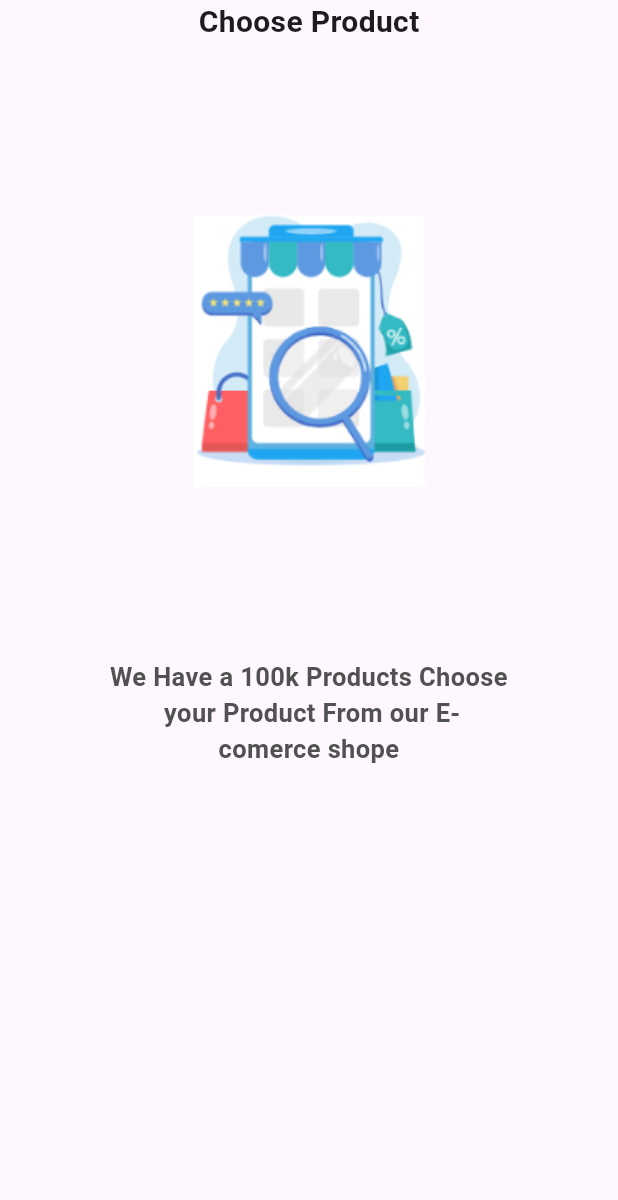
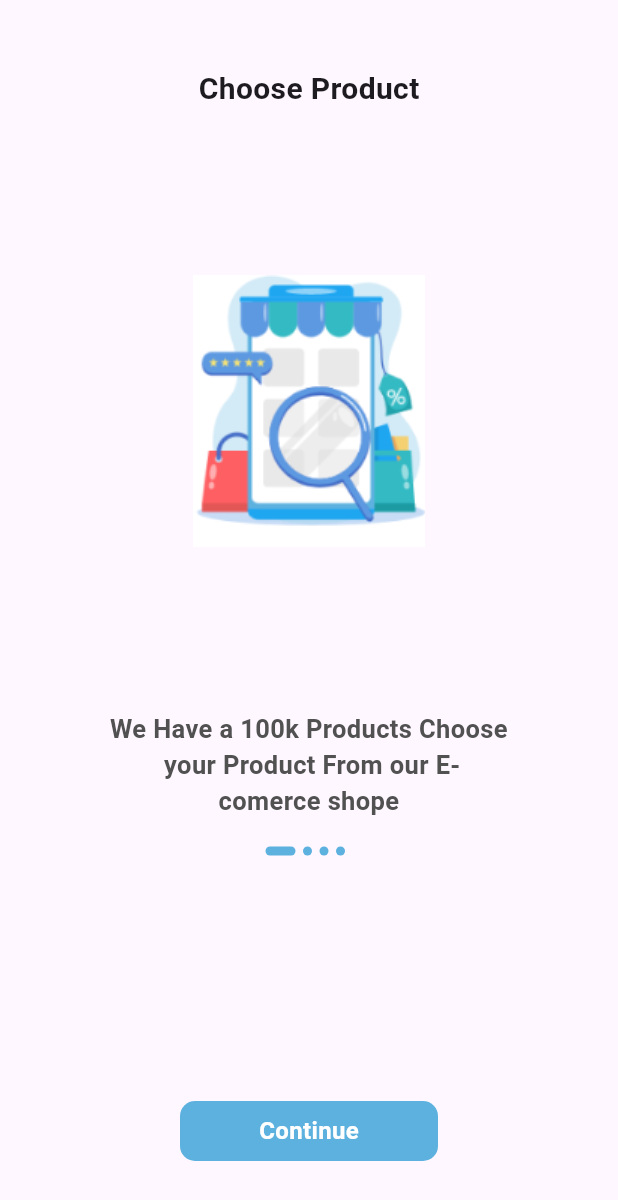
Before and after one commit to OBADA-ALNAASAN/ecommerce-app, a Flutter app: the screen it shows after launch, on a phone screen of 412 x 824 dp. Shown: the top 1200 px of the screen. Run offline on Flutter 3.47's test engine with Material 3 defaults, Android fonts, the phone set to English and light mode, and no system bars; our stand-ins replace get.

Commit message:
on boarding screen done

```diff
--- /dev/null
+++ b/lib/controller/onbordin_controller.dart
@@ -0,0 +1,38 @@
+import 'package:ecommerce_app/core/constant/app_routes.dart';
+import 'package:ecommerce_app/data/datasource/static/static.dart';
+import 'package:flutter/material.dart';
+import 'package:get/get.dart';
+
+abstract class AbsOnbordinController extends GetxController {
+  next();
+  onPageChanged(int index);
+}
+
+class OnbordingController extends AbsOnbordinController {
+  int currentPage = 0;
+  late PageController pageController;
+  @override
+  next() {
+    currentPage++;
+
+    if (currentPage > onBoardingList.length - 1) {
+      Get.offAllNamed(AppRoutes.login);
+    } else {
+      pageController.animateToPage(currentPage,
+          duration: Duration(milliseconds: 900), curve: Curves.easeInOut);
+    }
+    update();
+  }
+
+  @override
+  onPageChanged(int index) {
+    currentPage = index;
+    update();
+  }
+
+  @override
+  void onInit() {
+    pageController = PageController();
+    super.onInit();
+  }
+}
--- /dev/null
+++ b/lib/core/constant/app_routes.dart
@@ -0,0 +1,3 @@
+class AppRoutes {
+  static const String login = 'login';
+}
--- a/lib/core/constant/color.dart
+++ b/lib/core/constant/color.dart
@@ -2,4 +2,5 @@ import 'package:flutter/material.dart';
 
 class AppColor {
   static const Color grey = Color(0xff515151);
+  static const Color primaryColor = Color(0xff5DB1DF);
 }
--- a/lib/main.dart
+++ b/lib/main.dart
@@ -1,3 +1,4 @@
+import 'package:ecommerce_app/routes.dart';
 import 'package:ecommerce_app/view/screen/on_boarding_screen.dart';
 import 'package:flutter/material.dart';
 import 'package:get/get.dart';
@@ -14,6 +15,7 @@ class MyApp extends StatelessWidget {
     return GetMaterialApp(
       debugShowCheckedModeBanner: false,
       home: OnBoardingScreen(),
+      routes: routes,
     );
   }
 }
--- /dev/null
+++ b/lib/routes.dart
@@ -0,0 +1,7 @@
+import 'package:ecommerce_app/core/constant/app_routes.dart';
+import 'package:ecommerce_app/view/screen/auth/login_screen.dart';
+import 'package:flutter/material.dart';
+
+Map<String, Widget Function(BuildContext)> routes = {
+  AppRoutes.login:(context)=>LoginScreen(),
+};
--- /dev/null
+++ b/lib/view/screen/auth/login_screen.dart
@@ -0,0 +1,10 @@
+import 'package:flutter/material.dart';
+
+class LoginScreen extends StatelessWidget {
+  const LoginScreen({super.key});
+
+  @override
+  Widget build(BuildContext context) {
+    return SafeArea(child: Scaffold(),);
+  }
+}
--- a/lib/view/screen/on_boarding_screen.dart
+++ b/lib/view/screen/on_boarding_screen.dart
@@ -1,44 +1,39 @@
-import 'package:ecommerce_app/core/constant/color.dart';
-import 'package:ecommerce_app/data/datasource/static/static.dart';
+import 'package:ecommerce_app/controller/onbordin_controller.dart';
+import 'package:ecommerce_app/view/widget/onboarding/custombotton.dart';
+import 'package:ecommerce_app/view/widget/onboarding/customslider.dart';
+import 'package:ecommerce_app/view/widget/onboarding/dotcontroller.dart';
 import 'package:flutter/material.dart';
+import 'package:get/get.dart';
 
 class OnBoardingScreen extends StatelessWidget {
   const OnBoardingScreen({super.key});
 
   @override
   Widget build(BuildContext context) {
+    Get.put(OnbordingController());
     return SafeArea(
       child: Scaffold(
-        body: PageView.builder(
-          clipBehavior: Clip.none,
-          itemCount: onBoardingList.length,
-          itemBuilder: (context, i) {
-            return Column(
-              spacing: 80,
-              children: [
-                Text(
-                  onBoardingList[i].title!,
-                  style: TextStyle(
-                    fontWeight: FontWeight.bold,
-                    fontSize: 20,
-                  ),
-                ),
-                Image.asset(onBoardingList[i].image!,height: 250,width: 200,),
-                Container(
-                    alignment: Alignment.center,
-                    width: double.infinity,
-                    child: Text(
-                      onBoardingList[i].body!,
-                      textAlign: TextAlign.center,
-                      style: TextStyle(
-                        color: AppColor.grey,
-                        fontWeight: FontWeight.bold,
-                        fontSize: 17,
-                      ),
-                    )),
-              ],
-            );
-          },
+        body: Column(
+          children: [
+            SizedBox(
+              height: 45,
+            ),
+            Expanded(flex: 2, child: CustomSlider()),
+            Expanded(
+                flex: 1,
+                child: Column(
+                  children: [
+                    Dotcontroller(),
+                    Spacer(
+                      flex: 2,
+                    ),
+                    CustombottonOboarding(),
+                    SizedBox(
+                      height: 50,
+                    ),
+                  ],
+                ))
+          ],
         ),
       ),
     );
--- /dev/null
+++ b/lib/view/widget/onboarding/custombotton.dart
@@ -0,0 +1,36 @@
+import 'package:ecommerce_app/controller/onbordin_controller.dart';
+import 'package:ecommerce_app/core/constant/color.dart';
+import 'package:flutter/material.dart';
+import 'package:get/get.dart';
+
+class CustombottonOboarding extends GetView<OnbordingController> {
+  const CustombottonOboarding({super.key});
+
+  @override
+  Widget build(BuildContext context) {
+    return GestureDetector(
+      onTap: () {
+        controller.next();
+      },
+      child: Container(
+        margin: EdgeInsets.symmetric(
+          horizontal: 120,
+        ),
+        height: 40,
+        decoration: BoxDecoration(
+            color: AppColor.primaryColor,
+            borderRadius: BorderRadius.circular(10)),
+        child: Center(
+          child: Text(
+            'Continue',
+            style: TextStyle(
+              color: Colors.white,
+              fontWeight: FontWeight.bold,
+              fontSize: 16,
+            ),
+          ),
+        ),
+      ),
+    );
+  }
+}
--- /dev/null
+++ b/lib/view/widget/onboarding/customslider.dart
@@ -0,0 +1,52 @@
+import 'package:ecommerce_app/controller/onbordin_controller.dart';
+import 'package:ecommerce_app/core/constant/color.dart';
+import 'package:ecommerce_app/data/datasource/static/static.dart';
+import 'package:flutter/material.dart';
+import 'package:get/get.dart';
+
+class CustomSlider extends GetView<OnbordingController> {
+  const CustomSlider({super.key});
+
+  @override
+  Widget build(BuildContext context) {
+    return PageView.builder(
+      controller: controller.pageController,
+      onPageChanged: (value) {
+        controller.onPageChanged(value);
+      },
+      clipBehavior: Clip.none,
+      itemCount: onBoardingList.length,
+      itemBuilder: (context, i) {
+        return Column(
+          spacing: 75,
+          children: [
+            Text(
+              onBoardingList[i].title!,
+              style: TextStyle(
+                fontWeight: FontWeight.bold,
+                fontSize: 20,
+              ),
+            ),
+            Image.asset(
+              onBoardingList[i].image!,
+              height: 250,
+              width: 200,
+            ),
+            Container(
+                alignment: Alignment.center,
+                width: double.infinity,
+                child: Text(
+                  onBoardingList[i].body!,
+                  textAlign: TextAlign.center,
+                  style: TextStyle(
+                    color: AppColor.grey,
+                    fontWeight: FontWeight.bold,
+                    fontSize: 17,
+                  ),
+                )),
+          ],
+        );
+      },
+    );
+  }
+}
--- /dev/null
+++ b/lib/view/widget/onboarding/dotcontroller.dart
@@ -0,0 +1,32 @@
+import 'package:ecommerce_app/controller/onbordin_controller.dart';
+import 'package:ecommerce_app/core/constant/color.dart';
+import 'package:ecommerce_app/data/datasource/static/static.dart';
+import 'package:flutter/material.dart';
+import 'package:get/get_state_manager/src/simple/get_state.dart';
+
+class Dotcontroller extends StatelessWidget {
+  const Dotcontroller({super.key});
+
+  @override
+  Widget build(BuildContext context) {
+    return GetBuilder<OnbordingController>(builder: (controller) {
+      return Row(
+        mainAxisAlignment: MainAxisAlignment.center,
+        children: [
+          ...List.generate(
+            onBoardingList.length,
+            (index) => AnimatedContainer(
+              margin: EdgeInsets.only(right: 5),
+              duration: Duration(milliseconds: 900),
+              height: 6,
+              width: controller.currentPage == index ? 20 : 6,
+              decoration: BoxDecoration(
+                  color: AppColor.primaryColor,
+                  borderRadius: BorderRadius.circular(10)),
+            ),
+          )
+        ],
+      );
+    });
+  }
+}
```
